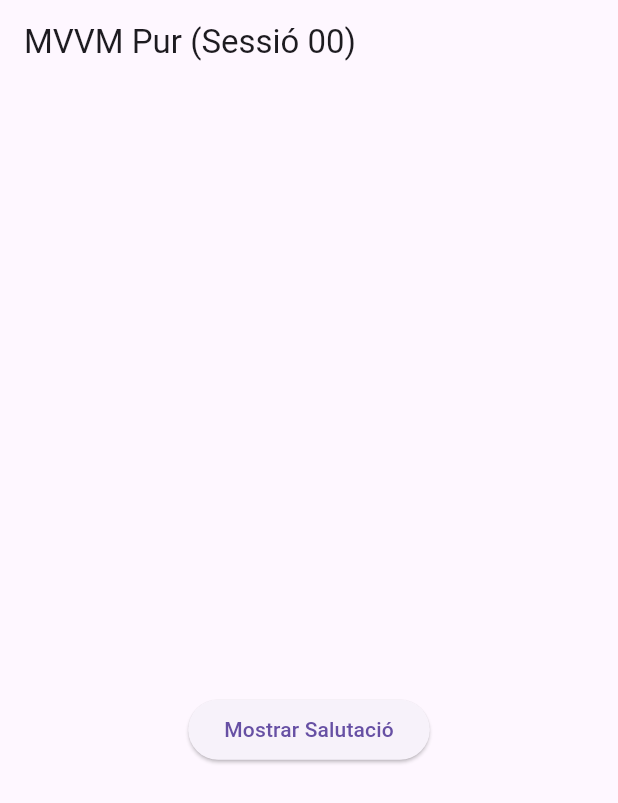
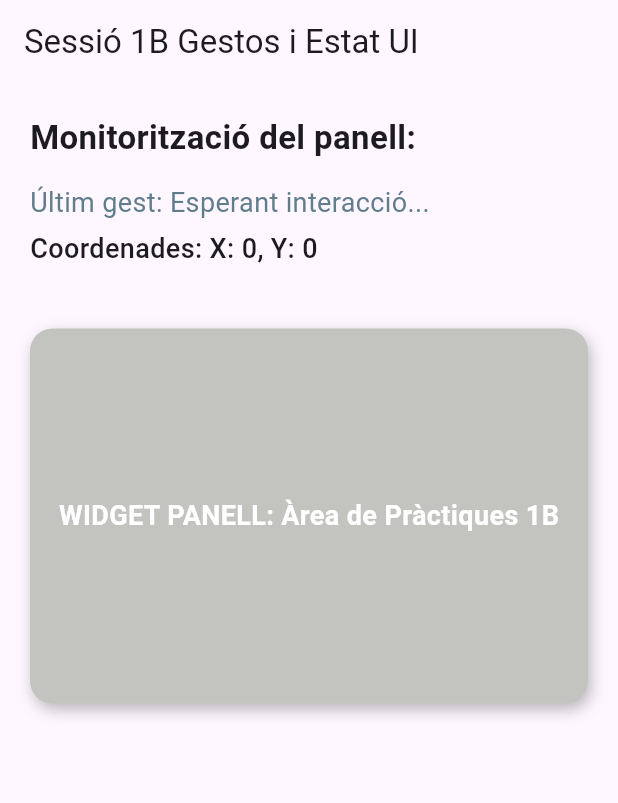
Before and after one commit to lobandolerpi/flutter_0488_components_custom, a Flutter app: the screen it shows after launch, on a phone screen of 412 x 824 dp. Shown: the top 803 px of the screen. Run offline on Flutter 3.47's test engine with Material 3 defaults, Android fonts, the phone set to English and light mode, and no system bars.

Commit message:
Com vull que quedi després de la sessió 1B

```diff
--- a/lib/main.dart
+++ b/lib/main.dart
@@ -1,8 +1,8 @@
 import 'package:flutter/material.dart';
+import 'package:flutter_0488_components_custom/model/panell_ui_state_data.dart';
 import 'package:provider/provider.dart';
 import 'viewmodel/main_viewmodel.dart';
 import 'view/main_screen.dart';
-import '../model/greeting_data.dart';
 
 void main() {
   runApp(const App0488());
@@ -14,9 +14,9 @@ class App0488 extends StatelessWidget {
   /// Funció de factoria per crear el ViewModel.
   MainViewModel createViewModel(BuildContext context) {
     // 1. Instanciem el model (Dades pures)
-    final dades = GreetingData();
+    final dadesPanell = const PanellUiState();
     // 2. Instanciem el ViewModel injectant-li el model (Desacoblament)
-    final viewModel = MainViewModel(dades);
+    final viewModel = MainViewModel(dadesPanell);
     return viewModel;
   }
 
--- /dev/null
+++ b/lib/model/panell_ui_state_data.dart
@@ -0,0 +1,35 @@
+import 'package:flutter/material.dart';
+
+class PanellUiState {
+  final String missatgeGest; // Estat del gest (Text)
+  final double posX; // Estat de la posició (Coordenada X)
+  final double posY; // Estat de la posició (Coordenada Y)
+  final Color colorVora; // Estat de la vora
+  final double alcada; // Estat de la posició (Coordenada Y)
+
+  const PanellUiState({
+    this.missatgeGest = "Esperant interacció...",
+    this.posX = 0.0,
+    this.posY = 0.0,
+    this.colorVora = Colors.transparent,
+    this.alcada = 400.0,
+  });
+
+  // Mètode clau (copyWith): Permet crear una còpia de l'estat actual
+  // canviant només les propietats que ens interessin.
+  PanellUiState copyWith({
+    String? missatgeGest,
+    double? posX,
+    double? posY,
+    Color? colorVora,
+    double? alcada,
+  }) {
+    return PanellUiState(
+      missatgeGest: missatgeGest ?? this.missatgeGest,
+      posX: posX ?? this.posX,
+      posY: posY ?? this.posY,
+      colorVora: colorVora ?? this.colorVora,
+      alcada: alcada ?? this.alcada,
+    );
+  }
+}
--- a/lib/view/main_screen.dart
+++ b/lib/view/main_screen.dart
@@ -1,6 +1,7 @@
 import 'package:flutter/material.dart';
 import 'package:provider/provider.dart';
 import '../viewmodel/main_viewmodel.dart';
+import '../view/widgets/panell_gestos_widget.dart';
 
 class MainScreen extends StatelessWidget {
   const MainScreen({super.key});
@@ -11,28 +12,58 @@ class MainScreen extends StatelessWidget {
     final vm = context.watch<MainViewModel>();
 
     return Scaffold(
-      appBar: AppBar(title: const Text("MVVM Pur (Sessió 00)")),
-      body: Center(
+      appBar: AppBar(title: const Text("Sessió 1B Gestos i Estat UI")),
+      body: Padding(
+        padding: const EdgeInsets.all(20.0),
         child: Column(
-          mainAxisAlignment: MainAxisAlignment.center,
+          crossAxisAlignment: CrossAxisAlignment.stretch,
           children: [
-            // Text de Salutació (El ViewModel decideix si surt text o buit)
+            const Text(
+              "Monitorització del panell:",
+              style: TextStyle(fontSize: 22, fontWeight: FontWeight.bold),
+            ),
+            const SizedBox(height: 15),
+
+            // 1. LECTURA DE L'ESTAT: Mostrem el text descriptiu del gest
             Text(
-              vm.greetingText,
-              style: const TextStyle(
-                fontSize: 30,
-                fontWeight: FontWeight.bold,
-                color: Colors.blueAccent,
-              ),
-              textAlign: TextAlign.center,
+              "Últim gest: ${vm.estatPanell.missatgeGest}",
+              style: const TextStyle(fontSize: 18, color: Colors.blueGrey),
+            ),
+            const SizedBox(height: 5),
+
+            // 2. LECTURA DE L'ESTAT: Mostrem les coordenades locals
+            Text(
+              "Coordenades: X: ${vm.estatPanell.posX.toInt()}, Y: ${vm.estatPanell.posY.toInt()}",
+              style: const TextStyle(fontSize: 18, fontWeight: FontWeight.w500),
             ),
 
-            const SizedBox(height: 50),
+            const SizedBox(height: 40),
 
-            // Botó d'Acció
-            ElevatedButton(
-              onPressed: vm.toggleVisibility,
-              child: Text(vm.buttonText), // El text ve del Model via ViewModel
+            // 3. EL NOSTRE WIDGET CUSTOM
+            PanellInteractiuWidget(
+              // Dades de domini (Estàtiques)
+              config: const PanellConfig(
+                titol: "WIDGET PANELL: Àrea de Pràctiques 1B",
+                colorFons: Color.fromARGB(255, 195, 196, 192),
+              ),
+
+              // Paràmetres d'estil (Reacció dinàmica a l'estat)
+              colorVora: vm.estatPanell.colorVora,
+              alcada: 250,
+
+              // --- GESTIÓ D'ESDEVENIMENTS (Callbacks cap al ViewModel) ---
+              onAccioDetectada: (text) {
+                vm.actualitzarMissatge(text);
+              },
+
+              onPosicioDetectada: (pos) {
+                vm.actualitzarCoordenades(pos);
+              },
+
+              // S'executarà al onTapUp, onTapCancel i onPanEnd
+              onFiInteraccio: () {
+                vm.canviarColorAleatori();
+              },
             ),
           ],
         ),
--- a/lib/view/widgets/panell_gestos_widget.dart
+++ b/lib/view/widgets/panell_gestos_widget.dart
@@ -3,9 +3,15 @@ import 'package:flutter/material.dart';
 /// Model d'estat per a la configuració visual del panell (RA 3.3)
 class PanellConfig {
   // Estat: Qué és el component?  Estil, Com està el component?
-  // final          // variables que no haurien de canviar habitualment un cop instanciat el component
+  // variables que no haurien de canviar habitualment un cop instanciat el component
+  final String titol;
+  final Color colorFons;
 
   // constructor  "const" que m'ha de donar aquestes variables.
+  const PanellConfig({
+    required this.titol,
+    this.colorFons = const Color.fromARGB(255, 218, 207, 185),
+  });
 }
 
 /// Widget personalitzat que gestiona events complexos de ratolí i punter (RA 4)
@@ -20,13 +26,13 @@ class PanellInteractiuWidget extends StatelessWidget {
   // 3. Callbacks per a la gestió d'esdeveniments (RA 3.4)
 
   /// Retorna un text descriptiu del gest
-  // TODO onAccioDetectada
+  final Function(String) onAccioDetectada; // Funció que retornarà un string.
 
   /// Retorna les coordenades exactes del clic (Dada complexa)
-  // TODO onPosicioDetectada
+  final Function(Offset) onPosicioDetectada;
 
   /// Callback sense paràmetres (VoidCallback) acabar interacció, que es pot escoltar a diversos llocs
-  // TODO onFiInteraccio
+  final VoidCallback? onFiInteraccio;
 
   // El constructor
   const PanellInteractiuWidget({
@@ -44,19 +50,43 @@ class PanellInteractiuWidget extends StatelessWidget {
     return GestureDetector(
       // PRIMER ELS GESTOS, DEFINEIXEN QUE PASSA QUAN L'USUARI INTERACTUA.
       // --- Gest inicial ---
-      // onTapDown:
+      onTapDown: (detalls) {
+        // quan l'usuari toca la pantalla o clicka "onTapDown"
+        // El Framework de Flutter en tems d'execució, detecta l'esdeveniment i empaqueta tota la informació.
+        // l'objecte que és de tipus TapDownDetails, i nosaltres li diem "detalls"
+        onPosicioDetectada(detalls.localPosition);
+        // Quan aixó passa, nosaltres volem executar el mètode onPosicioDetectada
+        // que necessita un objecteOffset per saber les coordenades.
+        // li passim la part de detalls que són aquestes coordenades.
+      },
 
       // --- Gestos de click (Tap) ---
-      // onTap: () => onAccioDetectada("Click confirmat"),
-      // onLongPress: () => onAccioDetectada("Pulsació llarga"),
+      onTap: () => onAccioDetectada("Click confirmat"),
+      onLongPress: () => onAccioDetectada("Pulsació llarga"),
       // --- Gest secundari (Botó dret) ---
-      // onSecondaryTap: () => onAccioDetectada("Botó dret"),
+      onSecondaryTap: () => onAccioDetectada("Botó dret"),
 
       // --- Gestos de moviment (Pan) ---
-      //onPanUpdate: (detalls) => onAccioDetectada("Arrossegant.."),
+      onPanUpdate: (detalls) {
+        onPosicioDetectada(detalls.localPosition);
+        onAccioDetectada("Arrossegant..");
+      },
 
       // --- FI DE LES INTERACCIONS
       // (Executem el 3r Callback) si no es null i a tots els seus posibles desencadenants.
+      onTapUp: (detalls) {
+        // S'acaba el click
+        if (onFiInteraccio != null) onFiInteraccio!();
+      },
+      onTapCancel: () {
+        // Comencem a moure el dit o ratoli.
+        if (onFiInteraccio != null) onFiInteraccio!();
+      },
+      onPanEnd: (_) {
+        // S'acaba el Pan
+        onAccioDetectada("Fi del moviment");
+        if (onFiInteraccio != null) onFiInteraccio!();
+      },
 
       // SEGON EL COMPONENT TAL COM ES DIMUIXA
       child: AnimatedContainer(
@@ -69,7 +99,7 @@ class PanellInteractiuWidget extends StatelessWidget {
         decoration: BoxDecoration(
           // BoxDecoration per fer visual
           // ATENCIó !!! El color de fons no és estil, és estat del component.
-          //color: config.colorFons,
+          color: config.colorFons,
           borderRadius: BorderRadius.circular(15),
           border: Border.all(color: colorVora, width: 3),
           boxShadow: const [
@@ -83,8 +113,7 @@ class PanellInteractiuWidget extends StatelessWidget {
         child: Center(
           child: Text(
             // ATENCIó !!! El color de fons no és estil, és estat del component.
-            "titol",
-            // config.titol,
+            config.titol,
             style: const TextStyle(
               color: Colors.white,
               fontSize: 18,
--- a/lib/viewmodel/main_viewmodel.dart
+++ b/lib/viewmodel/main_viewmodel.dart
@@ -1,32 +1,48 @@
 import 'package:flutter/material.dart';
-import '../model/greeting_data.dart';
+import 'package:flutter_0488_components_custom/model/panell_ui_state_data.dart';
+import 'dart:math';
 import 'dart:async';
 
 class MainViewModel extends ChangeNotifier {
-  // 1. EL MODEL (Les dades fixes).
-  final GreetingData _data;
+  // 1. EL MODEL (Les dades del panell).
+  PanellUiState _estatPanell;
+  PanellUiState get estatPanell => _estatPanell;
 
   // Per estàndards de desacoblament model-viewmodel
   // és millor que el constructor rebi les classes d'estats, no que les crei.
   // creem les instancies d'estat al main.
-  MainViewModel(this._data);
+  MainViewModel(this._estatPanell);
 
-  // 2. L'ESTAT (La part variable)
-  bool _isVisible = false;
+  // MÈTODES PER CANVIAR DADES DE L'ESTAT.
+  void actualitzarMissatge(String nouMissatge) {
+    // Creem un nou estat copiant l'anterior i canviant només el missatge
+    _estatPanell = _estatPanell.copyWith(missatgeGest: nouMissatge);
+    notifyListeners();
+  }
 
-  // 3. GETTERS (El que la vista consumeix)
-  // Si és visible, retornem el missatge. Si no, string buit.
-  String get greetingText => _isVisible ? _data.message : "";
+  void actualitzarCoordenades(Offset pos) {
+    _estatPanell = _estatPanell.copyWith(posX: pos.dx, posY: pos.dy);
+    notifyListeners();
+  }
 
-  // Decidim quin text de botó toca segons l'estat
-  String get buttonText => _isVisible ? _data.btnHideText : _data.btnShowText;
+  void canviarColorAleatori() {
+    final llistaColors = [
+      Colors.red,
+      Colors.cyan,
+      Colors.yellow,
+      Colors.black,
+      Colors.green,
+      Colors.deepPurple,
+    ];
+    final random = Random();
+    final colorActual = _estatPanell.colorVora;
+    Color nouColorTMP;
+    do {
+      nouColorTMP = llistaColors[random.nextInt(llistaColors.length)];
+    } while (nouColorTMP == colorActual);
+    final nouColorFinal = nouColorTMP;
 
-  // Getter per saber si hem de pintar el text en color o no (opcional, per UI)
-  bool get isVisible => _isVisible;
-
-  // 4. ACCIÓ (Canviar l'estat)
-  void toggleVisibility() {
-    _isVisible = !_isVisible;
-    notifyListeners(); // Avisem a la vista.
+    _estatPanell = _estatPanell.copyWith(colorVora: nouColorFinal);
+    notifyListeners();
   }
 }
```
